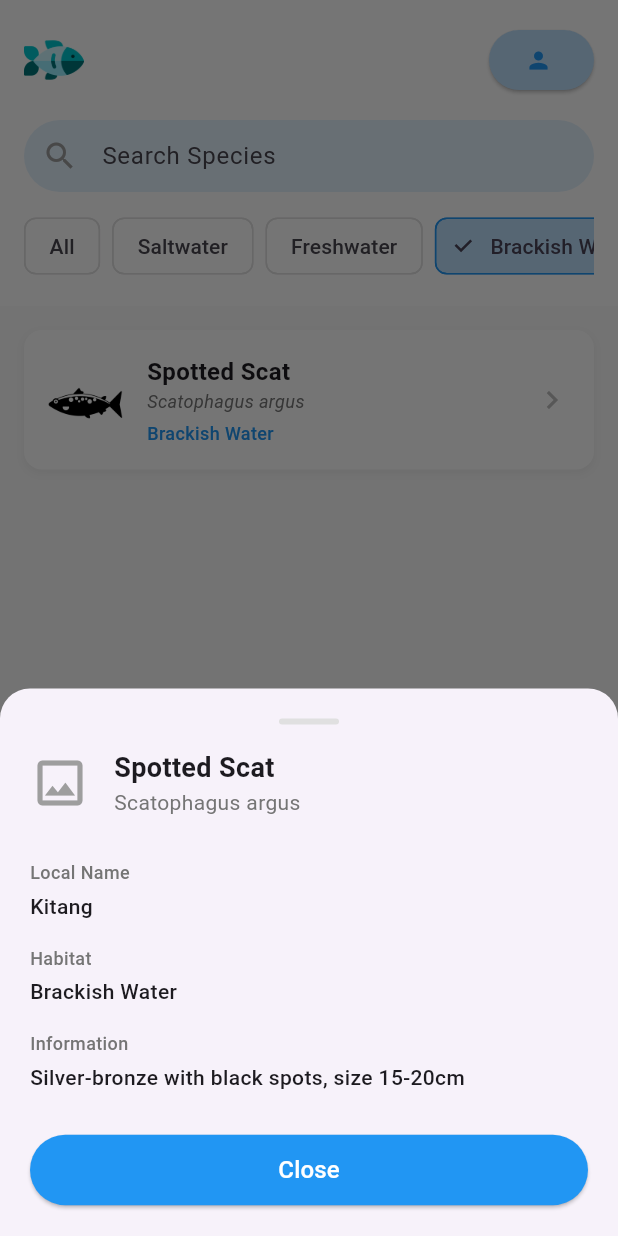
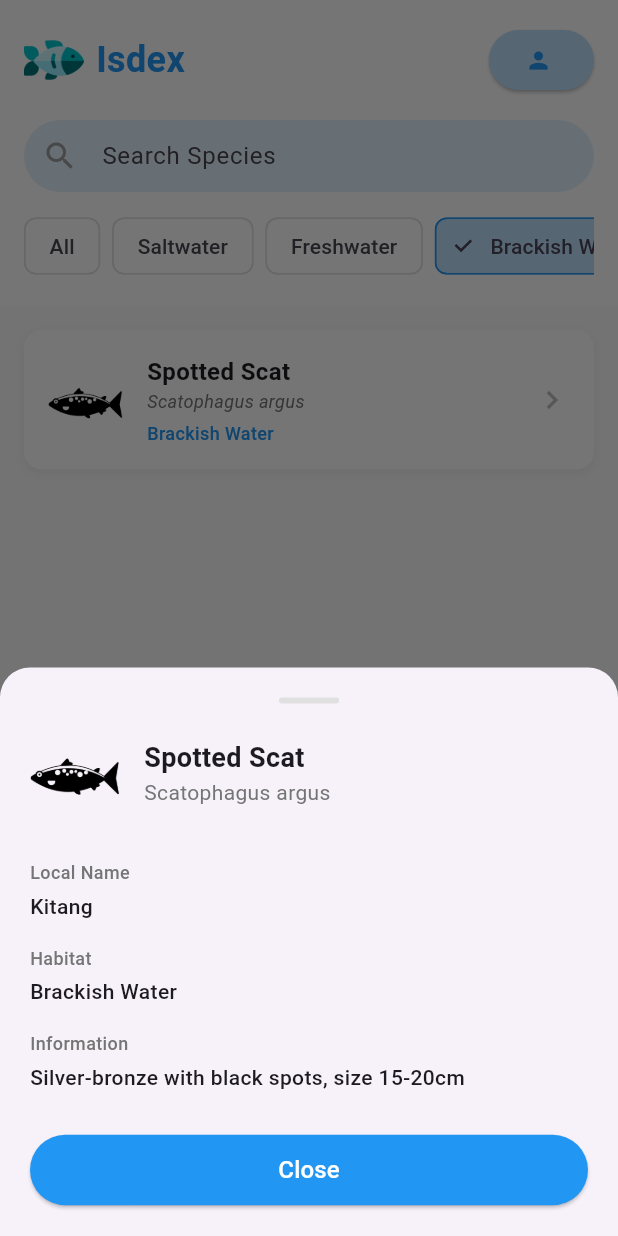
Before and after one commit to Dale861/CMSC-128-Isdex, a Flutter app: the screen it shows once a user with an empty profile is signed in, after a tap on "Freshwater", after a tap on "Brackish Water", after a tap on "Spotted Scat", on a phone screen of 412 x 824 dp. Run offline on Flutter 3.47's test engine with Material 3 defaults, Android fonts, the phone set to English and light mode, and no system bars; our stand-ins replace firebase_auth, firebase_core, firebase_database, flutter_map, latlong2; accounts and stored records are empty.

Commit message:
Update landing_page.dart

```diff
--- a/lib/screens/landing_page.dart
+++ b/lib/screens/landing_page.dart
@@ -5,12 +5,14 @@
 import 'login_page.dart';
 import 'package:firebase_auth/firebase_auth.dart';
 
+
 class LandingPage extends StatefulWidget {
   const LandingPage({super.key});
 
   @override
   State<LandingPage> createState() => _LandingPageState();
 }
+
 
 class _LandingPageState extends State<LandingPage> {
   final DatabaseReference _db = FirebaseDatabase.instance.ref();
@@ -72,11 +74,11 @@
   void _showFishDetails(Map<dynamic, dynamic> fish) {
     showModalBottomSheet(
       context: context,
-    shape: RoundedRectangleBorder(
+      shape: const RoundedRectangleBorder(
         borderRadius: BorderRadius.vertical(top: Radius.circular(20)),
       ),
       builder: (context) => Container(
-      padding: EdgeInsets.all(20),
+        padding: const EdgeInsets.all(20),
         child: SingleChildScrollView(
           child: Column(
             mainAxisSize: MainAxisSize.min,
@@ -92,18 +94,51 @@
                   ),
                 ),
               ),
-            SizedBox(height: 16),
+              const SizedBox(height: 16),
               Row(
                 children: [
-                Icon(Icons.image_outlined, size: 40, color: Colors.grey),
-                SizedBox(width: 16),
+                  // Display fish image in modal
+                  ClipRRect(
+                    borderRadius: BorderRadius.circular(8),
+                    child: fish['imageUrl'] != null &&
+                            fish['imageUrl'].toString().isNotEmpty
+                        ? Image.asset(
+                            fish['imageUrl'],
+                            width: 60,
+                            height: 60,
+                            fit: BoxFit.cover,
+                            errorBuilder: (context, error, stackTrace) {
+                              return Container(
+                                width: 60,
+                                height: 60,
+                                color: Colors.grey[200],
+                                child: Icon(
+                                  Icons.image_outlined,
+                                  size: 40,
+                                  color: Colors.grey[400],
+                                ),
+                              );
+                            },
+                          )
+                        : Container(
+                            width: 60,
+                            height: 60,
+                            color: Colors.grey[200],
+                            child: const Icon(
+                              Icons.image_outlined,
+                              size: 40,
+                              color: Colors.grey,
+                            ),
+                          ),
+                  ),
+                  const SizedBox(width: 16),
                   Expanded(
                     child: Column(
                       crossAxisAlignment: CrossAxisAlignment.start,
                       children: [
                         Text(
                           fish['commonName'] ?? 'Unknown',
-                        style: TextStyle(
+                          style: const TextStyle(
                             fontSize: 18,
                             fontWeight: FontWeight.bold,
                           ),
@@ -117,20 +152,20 @@
                   ),
                 ],
               ),
-            SizedBox(height: 20),
+              const SizedBox(height: 20),
               _buildDetailItem('Local Name', fish['localName'] ?? 'N/A'),
               _buildDetailItem('Habitat', fish['habitat'] ?? 'N/A'),
               _buildDetailItem('Information', fish['information'] ?? 'N/A'),
-            SizedBox(height: 20),
+              const SizedBox(height: 20),
               SizedBox(
                 width: double.infinity,
                 child: ElevatedButton(
                   onPressed: () => Navigator.pop(context),
                   style: ElevatedButton.styleFrom(
                     backgroundColor: Colors.blue,
-                  padding: EdgeInsets.symmetric(vertical: 12),
+                    padding: const EdgeInsets.symmetric(vertical: 12),
                   ),
-                child: Text(
+                  child: const Text(
                     'Close',
                     style: TextStyle(color: Colors.white, fontSize: 16),
                   ),
@@ -145,7 +180,7 @@
 
   Widget _buildDetailItem(String label, String value) {
     return Padding(
-      padding: EdgeInsets.symmetric(vertical: 8),
+      padding: const EdgeInsets.symmetric(vertical: 8),
       child: Column(
         crossAxisAlignment: CrossAxisAlignment.start,
         children: [
@@ -157,10 +192,10 @@
               fontWeight: FontWeight.w500,
             ),
           ),
-          SizedBox(height: 4),
+          const SizedBox(height: 4),
           Text(
             value,
-            style: TextStyle(fontSize: 14, fontWeight: FontWeight.w500),
+            style: const TextStyle(fontSize: 14, fontWeight: FontWeight.w500),
           ),
         ],
       ),
@@ -198,28 +233,28 @@
 
     showModalBottomSheet(
       context: context,
-      shape: RoundedRectangleBorder(
+      shape: const RoundedRectangleBorder(
         borderRadius: BorderRadius.vertical(top: Radius.circular(20)),
       ),
       builder: (context) => Container(
-        padding: EdgeInsets.all(20),
+        padding: const EdgeInsets.all(20),
         child: Column(
           mainAxisSize: MainAxisSize.min,
           children: [
             ListTile(
-              leading: Icon(Icons.person, color: Colors.blue),
+              leading: const Icon(Icons.person, color: Colors.blue),
               title: Text(user?.email ?? 'User'),
-              subtitle: Text('Logged in'),
+              subtitle: const Text('Logged in'),
             ),
-            Divider(),
+            const Divider(),
             ListTile(
-              leading: Icon(Icons.logout, color: Colors.red),
-              title: Text('Sign Out'),
+              leading: const Icon(Icons.logout, color: Colors.red),
+              title: const Text('Sign Out'),
               onTap: () async {
                 await FirebaseAuth.instance.signOut();
                 Navigator.pop(context);
                 ScaffoldMessenger.of(context).showSnackBar(
-                  SnackBar(content: Text('Signed out successfully')),
+                  const SnackBar(content: Text('Signed out successfully')),
                 );
               },
             ),
@@ -227,19 +262,6 @@
         ),
       ),
     );
-  }
-
-  // Before any action that requires auth:
-  void onPostButtonPressed() {
-    User? currentUser = FirebaseAuth.instance.currentUser;
-
-    if (currentUser == null) {
-      _showLoginPrompt();
-      return;
-    }
-
-    // Proceed with posting logic
-    // ...
   }
 
   @override
@@ -254,14 +276,28 @@
               padding: const EdgeInsets.all(16),
               child: Column(
                 children: [
+                  // Single header row with StreamBuilder
                   Row(
                     mainAxisAlignment: MainAxisAlignment.spaceBetween,
+                    children: [
+                      Row(
                         children: [
                           Image.asset(
                             'assets/images/isdex_logo.png',
                             height: 40,
                             width: 40,
                             fit: BoxFit.contain,
+                          ),
+                          const SizedBox(width: 8),
+                          const Text(
+                            'Isdex',
+                            style: TextStyle(
+                              fontSize: 24,
+                              fontWeight: FontWeight.bold,
+                              color: Colors.blue,
+                            ),
+                          ),
+                        ],
                       ),
                       // Dynamic Login Button with StreamBuilder
                       StreamBuilder<User?>(
@@ -288,13 +324,13 @@
                             ),
                             child: Row(
                               children: [
-                                Icon(Icons.person, color: Colors.blue),
-                                SizedBox(width: 4),
+                                const Icon(Icons.person, color: Colors.blue),
+                                const SizedBox(width: 4),
                                 Text(
                                   user == null
                                     ? 'Log in/Sign up'
                                     : user.email?.split('@')[0] ?? 'User',
-                                  style: TextStyle(color: Colors.blue),
+                                  style: const TextStyle(color: Colors.blue),
                                 ),
                               ],
                             ),
@@ -303,7 +339,7 @@
                       ),
                     ],
                   ),
-                  SizedBox(height: 16),
+                  const SizedBox(height: 16),
                   // Search Bar
                   Container(
                     decoration: BoxDecoration(
@@ -321,6 +357,7 @@
                     ),
                   ),
                   const SizedBox(height: 12),
+                  // Habitat Filter Chips
                   Row(
                     children: [
                       Expanded(
@@ -357,6 +394,7 @@
                 ],
               ),
             ),
+            // Fish Species List
             Expanded(
               child: filteredSpecies.isEmpty
                   ? const Center(
@@ -388,19 +426,19 @@
                             ),
                             child: Row(
                               children: [
-                                // CHANGED: Use Image.asset for local files
+                                // Fish Image - CORRECTED TO USE Image.asset
                                 ClipRRect(
                                   borderRadius: BorderRadius.circular(8),
                                   child: fish['imageUrl'] != null &&
                                           fish['imageUrl'].toString().isNotEmpty
-                                      ? Image.asset(  // ← CHANGED FROM Image.network
+                                      ? Image.asset(
                                           fish['imageUrl'],
                                           width: 50,
                                           height: 50,
                                           fit: BoxFit.cover,
                                           errorBuilder:
                                               (context, error, stackTrace) {
-                                            print('Image error: ${fish['imageUrl']} - $error');
+                                            print('Image load error: ${fish['imageUrl']}');
                                             return Container(
                                               width: 50,
                                               height: 50,
@@ -466,6 +504,7 @@
                       },
                     ),
             ),
+            // Bottom Navigation Bar
             Container(
               color: Colors.white,
               padding: const EdgeInsets.symmetric(vertical: 12),
```
Lines whose indentation alone changed are shown as unchanged.
